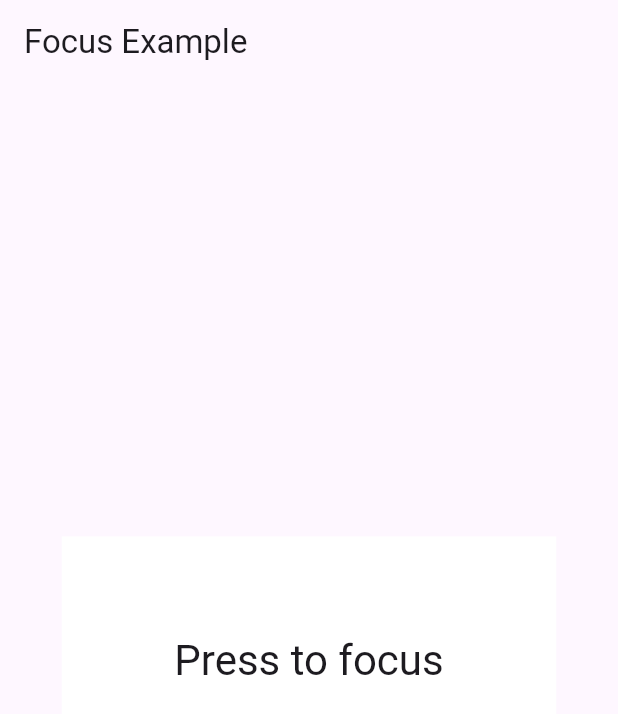
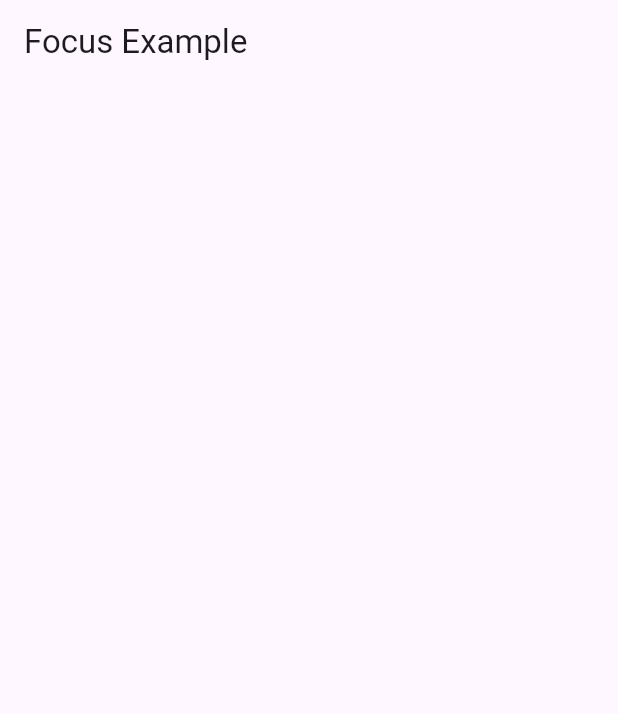
Before and after one commit to nasir-uddin-dev/adaptive-responsive-design, a Flutter app: the screen it shows after launch, on a phone screen of 412 x 824 dp. Shown: the top 714 px of the screen. Run offline on Flutter 3.47's test engine with Material 3 defaults, Android fonts, the phone set to English and light mode, and no system bars.

Commit message:
focus-example-app_2

```diff
--- a/lib/focus_example_app.dart
+++ /dev/null
@@ -1,87 +0,0 @@
-import 'package:flutter/material.dart';
-import 'package:flutter/services.dart';
-
-class FocusExample extends StatefulWidget {
-  const FocusExample({super.key});
-
-  @override
-  State<FocusExample> createState() => _FocusExampleState();
-}
-
-class _FocusExampleState extends State<FocusExample> {
-  Color _color = Colors.white;
-
-  KeyEventResult _handleKeyPress(FocusNode node, KeyEvent event) {
-    if (event is KeyDownEvent) {
-      debugPrint(
-        "Focus node ${node.debugLabel} got key event : ${event.logicalKey}",
-      );
-      switch (event.logicalKey) {
-        case LogicalKeyboardKey.keyR:
-          debugPrint('Changing color to red');
-          setState(() {
-            _color = Colors.red;
-          });
-          return KeyEventResult.handled;
-
-        case LogicalKeyboardKey.keyG:
-          debugPrint('Changing color to green');
-          setState(() {
-            _color = Colors.green;
-          });
-          return KeyEventResult.handled;
-
-        case LogicalKeyboardKey.keyB:
-          debugPrint('Changing color to blue');
-          setState(() {
-            _color = Colors.blue;
-          });
-          return KeyEventResult.handled;
-      }
-    }
-    return KeyEventResult.ignored;
-  }
-
-  @override
-  Widget build(BuildContext context) {
-    final size = MediaQuery.of(context).size;
-    final TextTheme textTheme = Theme.of(context).textTheme;
-    return FocusScope(
-      debugLabel: 'Scope',
-      autofocus: true,
-      child: DefaultTextStyle(
-        style: textTheme.headlineMedium!,
-        child: Focus(
-          onKeyEvent: _handleKeyPress,
-          debugLabel: 'Button',
-          child: Builder(
-            builder: (context) {
-              final FocusNode focusNode = Focus.of(context);
-              final bool hasFocus = focusNode.hasFocus;
-              return GestureDetector(
-                onTap: () {
-                  if (hasFocus) {
-                    focusNode.unfocus();
-                  } else {
-                    focusNode.requestFocus();
-                  }
-                },
-                child: Center(
-                  child: Container(
-                    width: size.width * 0.8,
-                    height: size.height * 0.2,
-                    alignment: Alignment.center,
-                    color: hasFocus ? _color : Colors.white,
-                    child: Text(
-                      hasFocus ? "I'm in color! Press R,G,B" : "Press to focus",
-                    ),
-                  ),
-                ),
-              );
-            },
-          ),
-        ),
-      ),
-    );
-  }
-}
--- /dev/null
+++ b/lib/focus_example_app_2.dart
@@ -0,0 +1,19 @@
+import 'package:flutter/material.dart';
+import 'package:flutter/services.dart';
+
+class FocusExample2 extends StatefulWidget {
+  const FocusExample2({super.key});
+
+  @override
+  State<FocusExample2> createState() => _FocusExample2State();
+}
+
+class _FocusExample2State extends State<FocusExample2> {
+
+
+  @override
+  Widget build(BuildContext context) {
+
+    return Scaffold();
+  }
+}
--- a/lib/main.dart
+++ b/lib/main.dart
@@ -1,5 +1,5 @@
 import 'package:flutter/material.dart';
-import 'focus_example_app.dart';
+import 'focus_example_app_2.dart';
 
 
 void main() {
@@ -15,7 +15,7 @@ class FocusExampleApp extends StatelessWidget {
       debugShowCheckedModeBanner: false,
       home: Scaffold(
         appBar: AppBar(title: Text("Focus Example"),),
-        body: FocusExample(),
+        body: FocusExample2(),
       ),
     );
   }
```
